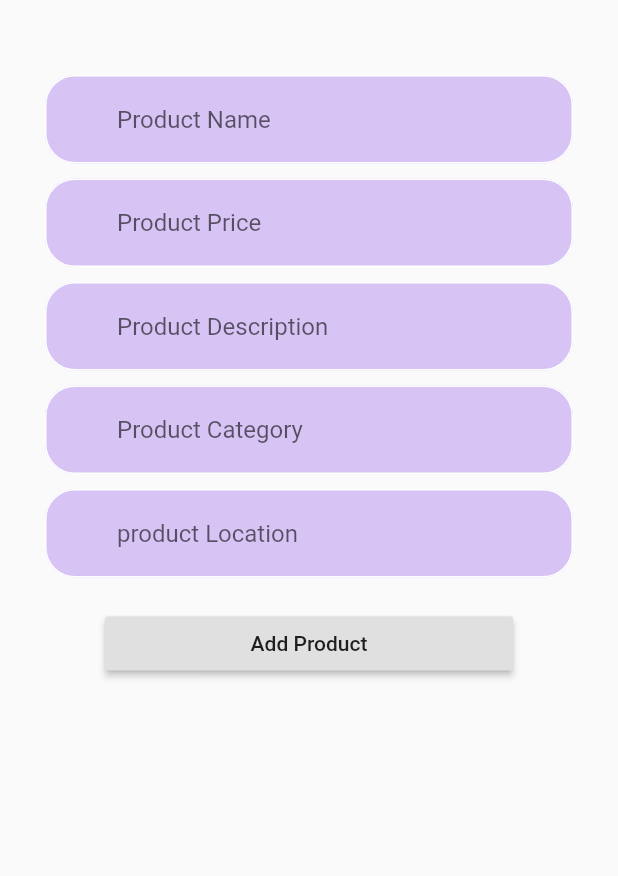
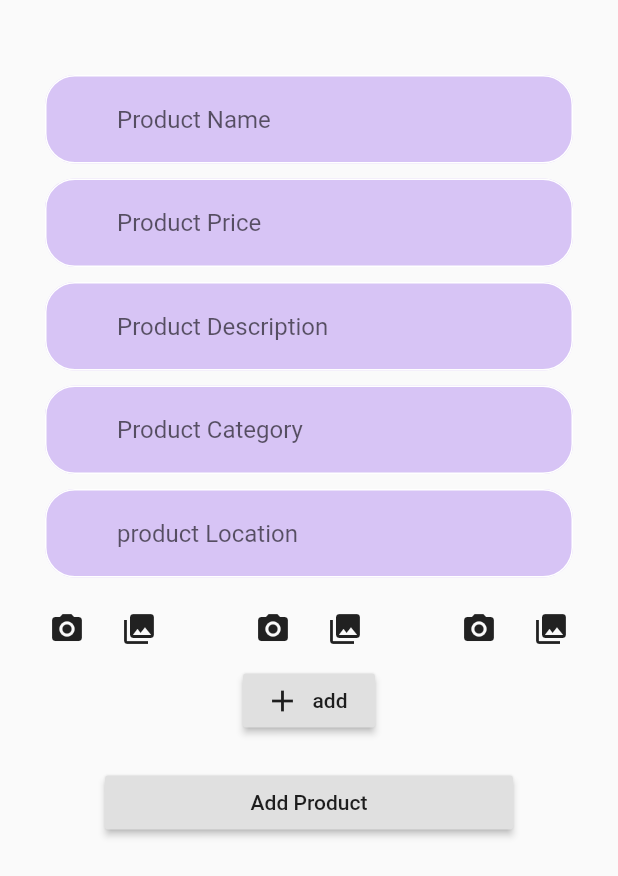
Before and after one commit to MohieddineCHATTI/Handeez, a Flutter app: the AddProduct screen opened by its route, on a phone screen of 412 x 824 dp. Shown: the top 876 px of the screen. Run offline on Flutter 3.47's test engine with Material 2 defaults, Android fonts, the phone set to English and light mode, and no system bars; our stand-ins replace cloud_firestore, firebase_auth, firebase_core, firebase_storage, image_picker, modal_progress_hud and 1 more; accounts and stored records are empty.

Commit message:
pick and upload images to firebase storage for new products

```diff
--- /dev/null
+++ b/lib/components/imageUpload/addProductImage.dart
@@ -0,0 +1,234 @@
+import 'dart:io';
+import 'package:flutter/material.dart';
+import 'package:flutter/widgets.dart';
+import 'package:image_picker/image_picker.dart';
+import 'package:handeez/components/imageUpload/uploader.dart';
+
+class AddImage extends StatefulWidget {
+  final Function(int, String) setImageUrl;
+  AddImage({this.setImageUrl});
+
+  @override
+  AddImageState createState() => AddImageState();
+}
+
+class AddImageState extends State<AddImage> {
+  PickedFile _imageFile1;
+  PickedFile _imageFile2;
+  PickedFile _imageFile3;
+  String _url1;
+  String _url2;
+  String _url3;
+
+
+  Future<void> _pickImage(ImageSource source, i) async {
+    PickedFile selected = await ImagePicker().getImage(source: source);
+    switch (i) {
+      case 1:
+        setState(() {
+          _imageFile1 = selected;
+        });
+        break;
+      case 2:
+        setState(() {
+          _imageFile2 = selected;
+        });
+        break;
+      case 3:
+        setState(() {
+          _imageFile3 = selected;
+        });
+        break;
+    }
+  }
+
+  void _clear(int i) {
+    switch (i) {
+      case 1:
+        setState(() {
+          _imageFile1 = null;
+        });
+        break;
+      case 2:
+        setState(() {
+          _imageFile2 = null;
+        });
+        break;
+      case 3:
+        setState(() {
+          _imageFile3 = null;
+        });
+        break;
+    }
+  }
+
+  void setUrl(int i, String url) {
+    print(i);
+    switch (i) {
+      case 1:
+        setState(() {
+          _url1 = url;
+          widget.setImageUrl(1, url);
+        });
+        break;
+      case 2:
+        setState(() {
+          _url2 = url;
+          widget.setImageUrl(2, url);
+        });
+        break;
+      case 3:
+        setState(() {
+          _url3 = url;
+          widget.setImageUrl(3, url);
+        });
+        break;
+    }
+  }
+
+  @override
+  Widget build(BuildContext context) {
+    return Container(
+            child: Column(children: <Widget>[
+          Container(
+        width: MediaQuery.of(context).size.width,
+        child: Column(
+          mainAxisAlignment: MainAxisAlignment.start,
+          children: <Widget>[
+            Row(
+              mainAxisAlignment: MainAxisAlignment.spaceAround,
+              children: <Widget>[
+                Column(
+                  children: <Widget>[
+                    Column(
+                      children: <Widget>[
+                        if (_imageFile1 != null) ...[
+                          Image.file(
+                            File(_imageFile1.path),
+                            width: 100,
+                            height: 100,
+                          ),
+                          IconButton(
+                            icon: Icon(Icons.clear),
+                            onPressed: () {
+                              _clear(1);
+                            },
+                          ),
+                          Uploader(
+                            num: 1,
+                            file: File(_imageFile1.path),
+                            setUrl: setUrl,
+                          )
+                        ]
+                      ],
+                    ),
+                    Row(
+                      children: <Widget>[
+                        IconButton(
+                          icon: Icon(Icons.photo_camera),
+                          onPressed: () {
+                            _pickImage(ImageSource.camera, 1);
+                          },
+                        ),
+                        IconButton(
+                          icon: Icon(Icons.photo_library),
+                          onPressed: () {
+                            _pickImage(ImageSource.gallery, 1);
+                          },
+                        )
+                      ],
+                    ),
+                  ],
+                ),
+                Column(
+                  children: <Widget>[
+                    Column(
+                      children: <Widget>[
+                        if (_imageFile2 != null) ...[
+                          Image.file(File(_imageFile2.path),
+                              width: 100, height: 100),
+                          IconButton(
+                            icon: Icon(Icons.clear),
+                            onPressed: () {
+                              _clear(2);
+                            },
+                          ),
+                          Uploader(
+                              num: 2,
+                              file: File(_imageFile2.path),
+                              setUrl: setUrl)
+                        ]
+                      ],
+                    ),
+                    Row(
+                      children: <Widget>[
+                        IconButton(
+                          icon: Icon(Icons.photo_camera),
+                          onPressed: () {
+                            _pickImage(ImageSource.camera, 2);
+                          },
+                        ),
+                        IconButton(
+                          icon: Icon(Icons.photo_library),
+                          onPressed: () {
+                            _pickImage(ImageSource.gallery, 2);
+                          },
+                        )
+                      ],
+                    ),
+                  ],
+                ),
+                Column(
+                  children: <Widget>[
+                    Column(
+                      children: <Widget>[
+                        if (_imageFile3 != null) ...[
+                          Image.file(File(_imageFile3.path),
+                              width:
+                                  MediaQuery.of(context).size.width * .25,
+                              height: 100),
+                          IconButton(
+                            icon: Icon(Icons.clear),
+                            onPressed: () {
+                              _clear(3);
+                            },
+                          ),
+                          Uploader(
+                              num: 3,
+                              file: File(_imageFile3.path),
+                              setUrl: setUrl)
+                        ]
+                      ],
+                    ),
+                    Row(
+                      children: <Widget>[
+                        IconButton(
+                          icon: Icon(Icons.photo_camera),
+                          onPressed: () {
+                            _pickImage(ImageSource.camera, 3);
+                          },
+                        ),
+                        IconButton(
+                          icon: Icon(Icons.photo_library),
+                          onPressed: () {
+                            _pickImage(ImageSource.gallery, 3);
+                          },
+                        )
+                      ],
+                    ),
+                  ],
+                ),
+              ],
+            ),
+            RaisedButton.icon(
+                onPressed: () async {
+
+                },
+                icon: Icon(Icons.add),
+                label: Text('add'))
+          ],
+        ),
+          ),
+        ]));
+  }
+}
--- a/lib/main.dart
+++ b/lib/main.dart
@@ -1,4 +1,5 @@
 import 'package:flutter/material.dart';
+import 'package:handeez/components/imageUpload/addProductImage.dart';
 import 'package:handeez/constants.dart';
 import 'package:handeez/provider/adminMode.dart';
 import 'package:handeez/provider/cartItems.dart';
@@ -26,6 +27,15 @@ void main() async{
   await Firebase.initializeApp();
   runApp(MyApp());
 }
+
+class Test extends StatelessWidget {
+  @override
+  Widget build(BuildContext context) {
+    return MaterialApp(home: AddImage());
+  }
+}
+
+
 
 class MyApp extends StatelessWidget {
   bool isLoggedIn = false;
--- a/lib/screens/user/homePage.dart
+++ b/lib/screens/user/homePage.dart
@@ -95,7 +95,7 @@ class _HomePageState extends State<HomePage> {
                 mainAxisAlignment: MainAxisAlignment.spaceBetween,
                 children: [
                   if (currentUser!=null) Text(
-                    currentUser.displayName,
+                    currentUser.displayName ?? "User",
                     style: TextStyle(fontSize: 20, fontWeight: FontWeight.bold),
                   ),
                   Row(
--- a/pubspec.yaml
+++ b/pubspec.yaml
@@ -38,6 +38,8 @@ dev_dependencies:
   provider: ^4.3.2+2
   cloud_firestore: ^0.14.0+2
   shared_preferences: ^0.5.10
+  firebase_storage: ^4.0.0
+  image_picker: ^0.6.7+8
 
 # For information on the generic Dart part of this file, see the
 # following page: https://dart.dev/tools/pub/pubspec
```
Also changed, not shown: lib/components/imageUpload/uploader.dart (added, +65 -0 lines), lib/screens/admin/addProduct.dart (+22 -1 lines), pubspec.lock.
